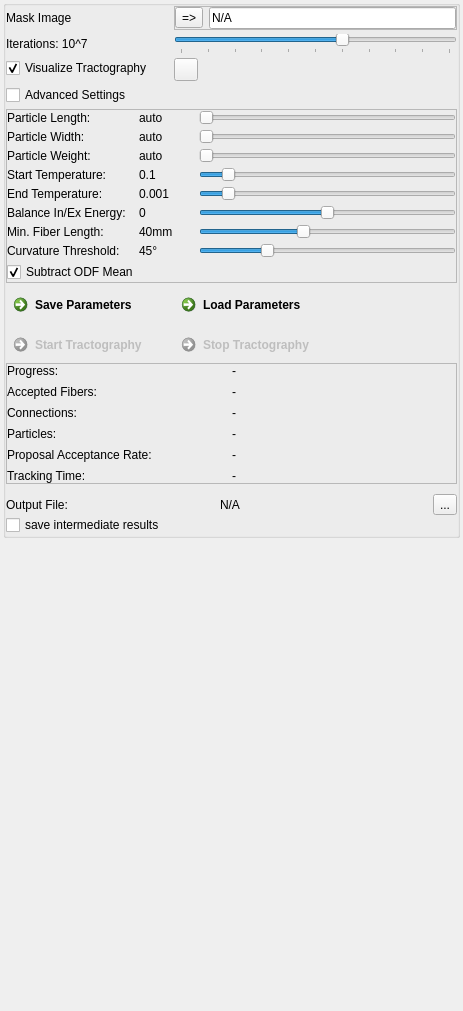
Before: the Qt Designer form Plugins/org.mitk.gui.qt.diffusionimaging/src/internal/QmitkGibbsTrackingViewControls.ui in MITK/MITK, drawn with Qt 5.
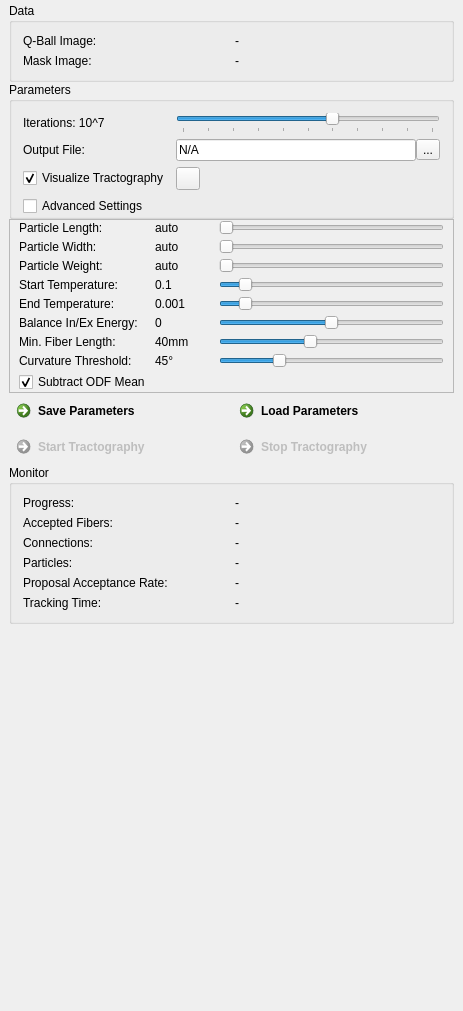
After: the same form once the commit is applied. Icons and pictures are not drawn.

```diff
--- a/Plugins/org.mitk.gui.qt.diffusionimaging/src/internal/QmitkGibbsTrackingViewControls.ui
+++ b/Plugins/org.mitk.gui.qt.diffusionimaging/src/internal/QmitkGibbsTrackingViewControls.ui
@@ -30,108 +30,70 @@
     <number>0</number>
    </property>
    <property name="leftMargin">
-    <number>3</number>
+    <number>9</number>
    </property>
    <property name="topMargin">
-    <number>0</number>
+    <number>3</number>
    </property>
    <property name="rightMargin">
-    <number>3</number>
+    <number>9</number>
    </property>
    <property name="bottomMargin">
-    <number>0</number>
+    <number>3</number>
    </property>
    <item>
     <widget class="QGroupBox" name="groupBox">
      <property name="title">
-      <string/>
+      <string>Data</string>
      </property>
-     <property name="flat">
-      <bool>false</bool>
-     </property>
-     <layout class="QVBoxLayout" name="verticalLayout">
-      <property name="spacing">
-       <number>0</number>
-      </property>
-      <property name="margin">
-       <number>0</number>
-      </property>
-      <item>
-       <widget class="QFrame" name="m_MainFrame">
-        <property name="enabled">
-         <bool>true</bool>
-        </property>
-        <property name="autoFillBackground">
-         <bool>false</bool>
-        </property>
-        <property name="frameShape">
-         <enum>QFrame::NoFrame</enum>
-        </property>
-        <property name="frameShadow">
-         <enum>QFrame::Raised</enum>
-        </property>
-        <layout class="QFormLayout" name="formLayout_2">
-         <property name="fieldGrowthPolicy">
-          <enum>QFormLayout::AllNonFixedFieldsGrow</enum>
-         </property>
-         <property name="horizontalSpacing">
-          <number>0</number>
-         </property>
-         <property name="verticalSpacing">
-          <number>4</number>
-         </property>
-         <property name="margin">
-          <number>0</number>
-         </property>
+     <layout class="QGridLayout" name="gridLayout_4">
          <item row="0" column="0">
-          <widget class="QLabel" name="label_5">
+       <widget class="QLabel" name="label">
            <property name="text">
-            <string>Mask Image</string>
+         <string>Q-Ball Image:</string>
            </property>
           </widget>
          </item>
          <item row="0" column="1">
-          <widget class="QFrame" name="m_MaskFrame">
+       <widget class="QLabel" name="m_QballImageLabel">
            <property name="toolTip">
-            <string>Binary mask image to reduce the algorithms search space.</string>
-           </property>
-           <property name="frameShape">
-            <enum>QFrame::StyledPanel</enum>
-           </property>
-           <property name="frameShadow">
-            <enum>QFrame::Raised</enum>
-           </property>
-           <layout class="QHBoxLayout" name="horizontalLayout">
-            <property name="margin">
-             <number>0</number>
-            </property>
-            <item>
-             <widget class="QToolButton" name="m_SetMaskButton">
-              <property name="enabled">
-               <bool>true</bool>
-              </property>
+         <string>Mandatory input</string>
+        </property>
               <property name="text">
-               <string>=&gt;</string>
-              </property>
-             </widget>
-            </item>
-            <item>
-             <widget class="QLineEdit" name="m_MaskImageEdit">
-              <property name="enabled">
-               <bool>true</bool>
-              </property>
-              <property name="text">
-               <string>N/A</string>
-              </property>
-              <property name="readOnly">
-               <bool>true</bool>
-              </property>
-             </widget>
-            </item>
-           </layout>
+         <string>-</string>
+        </property>
           </widget>
          </item>
          <item row="1" column="0">
+       <widget class="QLabel" name="label_3">
+        <property name="text">
+         <string>Mask Image:</string>
+        </property>
+       </widget>
+      </item>
+      <item row="1" column="1">
+       <widget class="QLabel" name="m_MaskImageLabel">
+        <property name="toolTip">
+         <string>Optional input to limit the algorithms search space.</string>
+        </property>
+        <property name="text">
+         <string>-</string>
+        </property>
+       </widget>
+      </item>
+     </layout>
+    </widget>
+   </item>
+   <item>
+    <widget class="QGroupBox" name="m_ParametersFrame">
+     <property name="title">
+      <string>Parameters</string>
+     </property>
+     <layout class="QGridLayout" name="gridLayout_5">
+      <property name="bottomMargin">
+       <number>0</number>
+      </property>
+      <item row="0" column="0">
           <widget class="QLabel" name="m_IterationsLabel">
            <property name="toolTip">
             <string/>
@@ -147,7 +109,7 @@
            </property>
           </widget>
          </item>
-         <item row="1" column="1">
+      <item row="0" column="2">
           <widget class="QSlider" name="m_IterationsSlider">
            <property name="toolTip">
             <string>Specify number of iterations for the tracking algorithm.</string>
@@ -182,14 +144,91 @@
            </property>
           </widget>
          </item>
-         <item row="5" column="0">
+      <item row="2" column="2">
+       <widget class="QToolButton" name="m_VisualizeOnceButton">
+        <property name="toolTip">
+         <string>Visualize intermediate result.</string>
+        </property>
+        <property name="text">
+         <string/>
+        </property>
+        <property name="icon">
+         <iconset resource="../../resources/QmitkDiffusionImaging.qrc">
+          <normaloff>:/QmitkDiffusionImaging/Refresh_48.png</normaloff>:/QmitkDiffusionImaging/Refresh_48.png</iconset>
+        </property>
+        <property name="checkable">
+         <bool>true</bool>
+        </property>
+       </widget>
+      </item>
+      <item row="3" column="0">
           <widget class="QCheckBox" name="m_AdvancedSettingsCheckbox">
            <property name="text">
             <string>Advanced Settings</string>
            </property>
           </widget>
          </item>
-         <item row="6" column="0" colspan="2">
+      <item row="1" column="0">
+       <widget class="QLabel" name="m_CurvatureThresholdLabel_3">
+        <property name="toolTip">
+         <string/>
+        </property>
+        <property name="statusTip">
+         <string/>
+        </property>
+        <property name="whatsThis">
+         <string/>
+        </property>
+        <property name="text">
+         <string>Output File:</string>
+        </property>
+       </widget>
+      </item>
+      <item row="1" column="2">
+       <widget class="QFrame" name="frame_2">
+        <property name="frameShape">
+         <enum>QFrame::NoFrame</enum>
+        </property>
+        <property name="frameShadow">
+         <enum>QFrame::Plain</enum>
+        </property>
+        <property name="lineWidth">
+         <number>0</number>
+        </property>
+        <layout class="QGridLayout" name="gridLayout">
+         <property name="margin">
+          <number>0</number>
+         </property>
+         <property name="spacing">
+          <number>0</number>
+         </property>
+         <item row="0" column="1">
+          <widget class="QToolButton" name="m_OutputFileButton">
+           <property name="toolTip">
+            <string>Select output file name and folder.</string>
+           </property>
+           <property name="text">
+            <string>...</string>
+           </property>
+          </widget>
+         </item>
+         <item row="0" column="0">
+          <widget class="QLineEdit" name="m_OutputFileLabel">
+           <property name="text">
+            <string>N/A</string>
+           </property>
+           <property name="readOnly">
+            <bool>true</bool>
+           </property>
+          </widget>
+         </item>
+        </layout>
+       </widget>
+      </item>
+     </layout>
+    </widget>
+   </item>
+   <item>
           <widget class="QFrame" name="m_AdvancedFrame">
            <property name="enabled">
             <bool>true</bool>
@@ -201,16 +240,22 @@
             <enum>QFrame::Raised</enum>
            </property>
            <layout class="QGridLayout" name="gridLayout_2">
-            <property name="horizontalSpacing">
+      <property name="leftMargin">
+       <number>9</number>
+      </property>
+      <property name="topMargin">
              <number>0</number>
             </property>
-            <property name="verticalSpacing">
+      <property name="rightMargin">
+       <number>9</number>
+      </property>
+      <property name="bottomMargin">
+       <number>0</number>
+      </property>
+      <property name="spacing">
              <number>4</number>
             </property>
-            <property name="margin">
-             <number>0</number>
-            </property>
-            <item row="0" column="1">
+      <item row="1" column="1">
              <widget class="QLabel" name="m_ParticleLengthLabel">
               <property name="toolTip">
                <string/>
@@ -229,26 +274,7 @@
               </property>
              </widget>
             </item>
-            <item row="0" column="2">
-             <widget class="QSlider" name="m_ParticleLengthSlider">
-              <property name="toolTip">
-               <string>auto = 1.5 * min. spacing; l</string>
-              </property>
-              <property name="maximum">
-               <number>100</number>
-              </property>
-              <property name="singleStep">
-               <number>1</number>
-              </property>
-              <property name="orientation">
-               <enum>Qt::Horizontal</enum>
-              </property>
-              <property name="tickPosition">
-               <enum>QSlider::NoTicks</enum>
-              </property>
-             </widget>
-            </item>
-            <item row="1" column="1">
+      <item row="2" column="1">
              <widget class="QLabel" name="m_ParticleWidthLabel">
               <property name="toolTip">
                <string/>
@@ -267,7 +293,7 @@
               </property>
              </widget>
             </item>
-            <item row="1" column="2">
+      <item row="2" column="2">
              <widget class="QSlider" name="m_ParticleWidthSlider">
               <property name="toolTip">
                <string>auto = 0.5 * min. spacing; sigma</string>
@@ -286,7 +312,7 @@
               </property>
              </widget>
             </item>
-            <item row="2" column="1">
+      <item row="3" column="1">
              <widget class="QLabel" name="m_ParticleWeightLabel">
               <property name="toolTip">
                <string/>
@@ -305,7 +331,7 @@
               </property>
              </widget>
             </item>
-            <item row="2" column="2">
+      <item row="3" column="2">
              <widget class="QSlider" name="m_ParticleWeightSlider">
               <property name="toolTip">
                <string>automatic estimation from gfa map and q-ball data.</string>
@@ -333,7 +359,7 @@
               </property>
              </widget>
             </item>
-            <item row="3" column="1">
+      <item row="4" column="1">
              <widget class="QLabel" name="m_StartTempLabel">
               <property name="text">
                <string>0.1</string>
@@ -343,7 +369,7 @@
               </property>
              </widget>
             </item>
-            <item row="3" column="2">
+      <item row="4" column="2">
              <widget class="QSlider" name="m_StartTempSlider">
               <property name="minimum">
                <number>1</number>
@@ -371,7 +397,7 @@
               </property>
              </widget>
             </item>
-            <item row="4" column="1">
+      <item row="5" column="1">
              <widget class="QLabel" name="m_EndTempLabel">
               <property name="text">
                <string>0.001</string>
@@ -381,7 +407,7 @@
               </property>
              </widget>
             </item>
-            <item row="4" column="2">
+      <item row="5" column="2">
              <widget class="QSlider" name="m_EndTempSlider">
               <property name="minimum">
                <number>1</number>
@@ -403,7 +429,7 @@
               </property>
              </widget>
             </item>
-            <item row="5" column="1">
+      <item row="6" column="1">
              <widget class="QLabel" name="m_InExBalanceLabel">
               <property name="toolTip">
                <string/>
@@ -422,7 +448,7 @@
               </property>
              </widget>
             </item>
-            <item row="5" column="2">
+      <item row="6" column="2">
              <widget class="QSlider" name="m_InExBalanceSlider">
               <property name="toolTip">
                <string>IE Bias &lt; 0 &lt; EE Bias</string>
@@ -444,7 +470,7 @@
               </property>
              </widget>
             </item>
-            <item row="6" column="1">
+      <item row="7" column="1">
              <widget class="QLabel" name="m_FiberLengthLabel">
               <property name="toolTip">
                <string/>
@@ -463,7 +489,7 @@
               </property>
              </widget>
             </item>
-            <item row="6" column="2">
+      <item row="7" column="2">
              <widget class="QSlider" name="m_FiberLengthSlider">
               <property name="toolTip">
                <string>Only fibers longer than specified are accepted.</string>
@@ -485,7 +511,7 @@
               </property>
              </widget>
             </item>
-            <item row="0" column="0">
+      <item row="1" column="0">
              <widget class="QLabel" name="m_ParticleLengthLabel_2">
               <property name="toolTip">
                <string/>
@@ -501,7 +527,7 @@
               </property>
              </widget>
             </item>
-            <item row="1" column="0">
+      <item row="2" column="0">
              <widget class="QLabel" name="m_ParticleWidthLabel_2">
               <property name="toolTip">
                <string/>
@@ -517,7 +543,7 @@
               </property>
              </widget>
             </item>
-            <item row="2" column="0">
+      <item row="3" column="0">
              <widget class="QLabel" name="m_ParticleWeightLabel_2">
               <property name="toolTip">
                <string/>
@@ -533,21 +559,21 @@
               </property>
              </widget>
             </item>
-            <item row="3" column="0">
+      <item row="4" column="0">
              <widget class="QLabel" name="m_StartTempLabel_2">
               <property name="text">
                <string>Start Temperature:</string>
               </property>
              </widget>
             </item>
-            <item row="4" column="0">
+      <item row="5" column="0">
              <widget class="QLabel" name="m_EndTempLabel_2">
               <property name="text">
                <string>End Temperature:</string>
               </property>
              </widget>
             </item>
-            <item row="5" column="0">
+      <item row="6" column="0">
              <widget class="QLabel" name="m_InExBalanceLabel_2">
               <property name="toolTip">
                <string/>
@@ -563,7 +589,7 @@
               </property>
              </widget>
             </item>
-            <item row="6" column="0">
+      <item row="7" column="0">
              <widget class="QLabel" name="m_FiberLengthLabel_2">
               <property name="toolTip">
                <string/>
@@ -579,7 +605,7 @@
               </property>
              </widget>
             </item>
-            <item row="9" column="0">
+      <item row="10" column="0">
              <widget class="QCheckBox" name="m_MeanSubtractionCheckbox">
               <property name="enabled">
                <bool>true</bool>
@@ -595,7 +621,7 @@
               </property>
              </widget>
             </item>
-            <item row="9" column="1">
+      <item row="10" column="1">
              <spacer name="horizontalSpacer">
               <property name="orientation">
                <enum>Qt::Horizontal</enum>
@@ -611,7 +637,7 @@
               </property>
              </spacer>
             </item>
-            <item row="7" column="0">
+      <item row="8" column="0">
              <widget class="QLabel" name="m_CurvatureThresholdLabel_2">
               <property name="toolTip">
                <string/>
@@ -627,7 +653,7 @@
               </property>
              </widget>
             </item>
-            <item row="7" column="1">
+      <item row="8" column="1">
              <widget class="QLabel" name="m_CurvatureThresholdLabel">
               <property name="toolTip">
                <string/>
@@ -646,7 +672,7 @@
               </property>
              </widget>
             </item>
-            <item row="7" column="2">
+      <item row="8" column="2">
              <widget class="QSlider" name="m_CurvatureThresholdSlider">
               <property name="toolTip">
                <string>Allow only fiber curvature values smaller than the selected threshold.</string>
@@ -668,10 +694,47 @@
               </property>
              </widget>
             </item>
+      <item row="1" column="2">
+       <widget class="QSlider" name="m_ParticleLengthSlider">
+        <property name="toolTip">
+         <string>auto = 1.5 * min. spacing; l</string>
+        </property>
+        <property name="maximum">
+         <number>100</number>
+        </property>
+        <property name="singleStep">
+         <number>1</number>
+        </property>
+        <property name="orientation">
+         <enum>Qt::Horizontal</enum>
+        </property>
+        <property name="tickPosition">
+         <enum>QSlider::NoTicks</enum>
+        </property>
+       </widget>
+      </item>
            </layout>
           </widget>
          </item>
-         <item row="7" column="0">
+   <item>
+    <widget class="QFrame" name="frame_3">
+     <property name="frameShape">
+      <enum>QFrame::NoFrame</enum>
+     </property>
+     <property name="frameShadow">
+      <enum>QFrame::Plain</enum>
+     </property>
+     <property name="lineWidth">
+      <number>0</number>
+     </property>
+     <layout class="QGridLayout" name="gridLayout_7">
+      <property name="margin">
+       <number>0</number>
+      </property>
+      <property name="spacing">
+       <number>0</number>
+      </property>
+      <item row="0" column="0">
           <widget class="QCommandLinkButton" name="m_SaveTrackingParameters">
            <property name="enabled">
             <bool>true</bool>
@@ -691,7 +754,7 @@
            </property>
           </widget>
          </item>
-         <item row="7" column="1">
+      <item row="0" column="1">
           <widget class="QCommandLinkButton" name="m_LoadTrackingParameters">
            <property name="enabled">
             <bool>true</bool>
@@ -711,7 +774,7 @@
            </property>
           </widget>
          </item>
-         <item row="8" column="0">
+      <item row="1" column="0">
           <widget class="QCommandLinkButton" name="m_TrackingStart">
            <property name="enabled">
             <bool>false</bool>
@@ -731,7 +794,7 @@
            </property>
           </widget>
          </item>
-         <item row="8" column="1">
+      <item row="1" column="1">
           <widget class="QCommandLinkButton" name="m_TrackingStop">
            <property name="enabled">
             <bool>false</bool>
@@ -751,88 +814,15 @@
            </property>
           </widget>
          </item>
-         <item row="2" column="1">
-          <widget class="QToolButton" name="m_VisualizeOnceButton">
-           <property name="toolTip">
-            <string>Visualize intermediate result.</string>
-           </property>
-           <property name="text">
-            <string/>
-           </property>
-           <property name="icon">
-            <iconset resource="../../resources/QmitkDiffusionImaging.qrc">
-             <normaloff>:/QmitkDiffusionImaging/Refresh_48.png</normaloff>:/QmitkDiffusionImaging/Refresh_48.png</iconset>
-           </property>
-           <property name="checkable">
-            <bool>true</bool>
-           </property>
-          </widget>
-         </item>
         </layout>
        </widget>
       </item>
       <item>
-       <widget class="QFrame" name="frame_5">
-        <property name="sizePolicy">
-         <sizepolicy hsizetype="Expanding" vsizetype="Expanding">
-          <horstretch>0</horstretch>
-          <verstretch>0</verstretch>
-         </sizepolicy>
-        </property>
-        <property name="minimumSize">
-         <size>
-          <width>0</width>
-          <height>0</height>
-         </size>
-        </property>
-        <property name="frameShape">
-         <enum>QFrame::StyledPanel</enum>
-        </property>
-        <property name="frameShadow">
-         <enum>QFrame::Raised</enum>
-        </property>
-        <layout class="QGridLayout" name="gridLayout">
-         <property name="horizontalSpacing">
-          <number>0</number>
-         </property>
-         <property name="verticalSpacing">
-          <number>7</number>
-         </property>
-         <property name="margin">
-          <number>0</number>
-         </property>
-         <item row="1" column="0">
-          <widget class="QLabel" name="label_21">
-           <property name="toolTip">
-            <string comment="Will only be updated if tracking is visualized" extracomment="Will only be updated if tracking is visualized">Will only be updated if tracking is visualized</string>
-           </property>
-           <property name="statusTip">
-            <string>Will only be updated if tracking is visualized</string>
-           </property>
-           <property name="whatsThis">
-            <string/>
-           </property>
-           <property name="text">
-            <string>Accepted Fibers:</string>
-           </property>
-          </widget>
-         </item>
-         <item row="1" column="1">
-          <widget class="QLabel" name="m_AcceptedFibersLabel">
-           <property name="toolTip">
-            <string>Will only be updated if tracking is visualized</string>
-           </property>
-           <property name="statusTip">
-            <string/>
-           </property>
-           <property name="whatsThis">
-            <string/>
-           </property>
-           <property name="text">
-            <string>-</string>
-           </property>
-          </widget>
-         </item>
+    <widget class="QGroupBox" name="groupBox_4">
+     <property name="title">
+      <string>Monitor</string>
+     </property>
+     <layout class="QGridLayout" name="gridLayout_6">
          <item row="0" column="0">
           <widget class="QLabel" name="label_23">
            <property name="toolTip">
@@ -865,6 +855,22 @@
            </property>
           </widget>
          </item>
+      <item row="1" column="0">
+       <widget class="QLabel" name="label_21">
+        <property name="toolTip">
+         <string comment="Will only be updated if tracking is visualized" extracomment="Will only be updated if tracking is visualized">Will only be updated if tracking is visualized</string>
+        </property>
+        <property name="statusTip">
+         <string>Will only be updated if tracking is visualized</string>
+        </property>
+        <property name="whatsThis">
+         <string/>
+        </property>
+        <property name="text">
+         <string>Accepted Fibers:</string>
+        </property>
+       </widget>
+      </item>
          <item row="2" column="0">
           <widget class="QLabel" name="label_24">
            <property name="toolTip">
@@ -897,70 +903,6 @@
            </property>
           </widget>
          </item>
-         <item row="2" column="1">
-          <widget class="QLabel" name="m_NumConnectionsLabel">
-           <property name="toolTip">
-            <string/>
-           </property>
-           <property name="statusTip">
-            <string/>
-           </property>
-           <property name="whatsThis">
-            <string/>
-           </property>
-           <property name="text">
-            <string>-</string>
-           </property>
-          </widget>
-         </item>
-         <item row="3" column="1">
-          <widget class="QLabel" name="m_NumParticlesLabel">
-           <property name="toolTip">
-            <string/>
-           </property>
-           <property name="statusTip">
-            <string/>
-           </property>
-           <property name="whatsThis">
-            <string/>
-           </property>
-           <property name="text">
-            <string>-</string>
-           </property>
-          </widget>
-         </item>
-         <item row="5" column="0">
-          <widget class="QLabel" name="label_26">
-           <property name="toolTip">
-            <string/>
-           </property>
-           <property name="statusTip">
-            <string/>
-           </property>
-           <property name="whatsThis">
-            <string/>
-           </property>
-           <property name="text">
-            <string>Tracking Time:</string>
-           </property>
-          </widget>
-         </item>
-         <item row="5" column="1">
-          <widget class="QLabel" name="m_TrackingTimeLabel">
-           <property name="toolTip">
-            <string/>
-           </property>
-           <property name="statusTip">
-            <string/>
-           </property>
-           <property name="whatsThis">
-            <string/>
-           </property>
-           <property name="text">
-            <string>-</string>
-           </property>
-          </widget>
-         </item>
          <item row="4" column="0">
           <widget class="QLabel" name="label_27">
            <property name="toolTip">
@@ -977,6 +919,70 @@
            </property>
           </widget>
          </item>
+      <item row="5" column="0">
+       <widget class="QLabel" name="label_26">
+        <property name="toolTip">
+         <string/>
+        </property>
+        <property name="statusTip">
+         <string/>
+        </property>
+        <property name="whatsThis">
+         <string/>
+        </property>
+        <property name="text">
+         <string>Tracking Time:</string>
+        </property>
+       </widget>
+      </item>
+      <item row="1" column="1">
+       <widget class="QLabel" name="m_AcceptedFibersLabel">
+        <property name="toolTip">
+         <string>Will only be updated if tracking is visualized</string>
+        </property>
+        <property name="statusTip">
+         <string/>
+        </property>
+        <property name="whatsThis">
+         <string/>
+        </property>
+        <property name="text">
+         <string>-</string>
+        </property>
+       </widget>
+      </item>
+      <item row="2" column="1">
+       <widget class="QLabel" name="m_NumConnectionsLabel">
+        <property name="toolTip">
+         <string/>
+        </property>
+        <property name="statusTip">
+         <string/>
+        </property>
+        <property name="whatsThis">
+         <string/>
+        </property>
+        <property name="text">
+         <string>-</string>
+        </property>
+       </widget>
+      </item>
+      <item row="3" column="1">
+       <widget class="QLabel" name="m_NumParticlesLabel">
+        <property name="toolTip">
+         <string/>
+        </property>
+        <property name="statusTip">
+         <string/>
+        </property>
+        <property name="whatsThis">
+         <string/>
+        </property>
+        <property name="text">
+         <string>-</string>
+        </property>
+       </widget>
+      </item>
          <item row="4" column="1">
           <widget class="QLabel" name="m_ProposalAcceptance">
            <property name="toolTip">
@@ -993,35 +999,8 @@
            </property>
           </widget>
          </item>
-        </layout>
-       </widget>
-      </item>
-      <item>
-       <widget class="QFrame" name="frame">
-        <property name="frameShape">
-         <enum>QFrame::NoFrame</enum>
-        </property>
-        <property name="frameShadow">
-         <enum>QFrame::Plain</enum>
-        </property>
-        <layout class="QGridLayout" name="gridLayout_3">
-         <property name="leftMargin">
-          <number>0</number>
-         </property>
-         <property name="topMargin">
-          <number>10</number>
-         </property>
-         <property name="rightMargin">
-          <number>0</number>
-         </property>
-         <property name="bottomMargin">
-          <number>0</number>
-         </property>
-         <property name="spacing">
-          <number>0</number>
-         </property>
-         <item row="0" column="0">
-          <widget class="QLabel" name="m_CurvatureThresholdLabel_3">
+      <item row="5" column="1">
+       <widget class="QLabel" name="m_TrackingTimeLabel">
            <property name="toolTip">
             <string/>
            </property>
@@ -1032,53 +1011,8 @@
             <string/>
            </property>
            <property name="text">
-            <string>Output File:</string>
-           </property>
-          </widget>
-         </item>
-         <item row="0" column="1">
-          <widget class="QLabel" name="m_OutputFileLabel">
-           <property name="toolTip">
-            <string/>
-           </property>
-           <property name="statusTip">
-            <string/>
-           </property>
-           <property name="whatsThis">
-            <string/>
-           </property>
-           <property name="text">
-            <string>N/A</string>
-           </property>
-          </widget>
-         </item>
-         <item row="0" column="2">
-          <widget class="QToolButton" name="m_OutputFileButton">
-           <property name="toolTip">
-            <string>Select output file name and folder.</string>
-           </property>
-           <property name="text">
-            <string>...</string>
-           </property>
-          </widget>
-         </item>
-         <item row="1" column="0">
-          <widget class="QCheckBox" name="m_SaveIntermediateCheckbox">
-           <property name="enabled">
-            <bool>true</bool>
-           </property>
-           <property name="toolTip">
-            <string>Results are enumerated and saved separately.</string>
-           </property>
-           <property name="text">
-            <string>save intermediate results</string>
-           </property>
-           <property name="checked">
-            <bool>false</bool>
-           </property>
-          </widget>
-         </item>
-        </layout>
+         <string>-</string>
+        </property>
        </widget>
       </item>
      </layout>
```
Left out of the diff: 12 changed lines with no effect on the pictures. Lines whose indentation alone changed are shown as unchanged.
